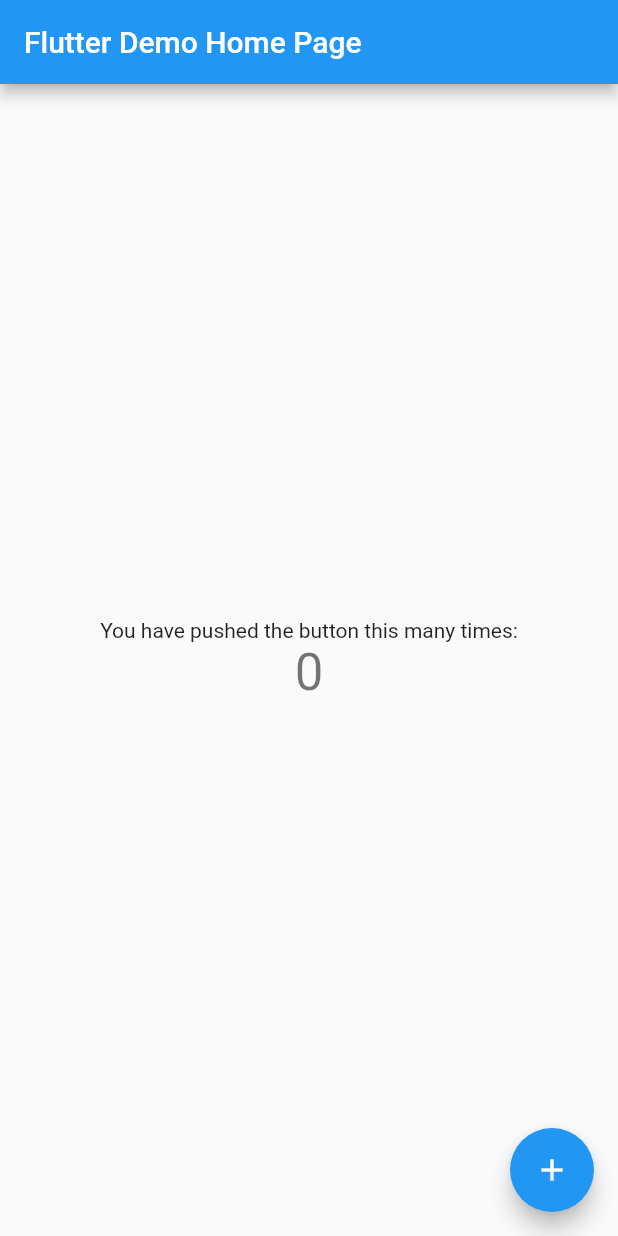
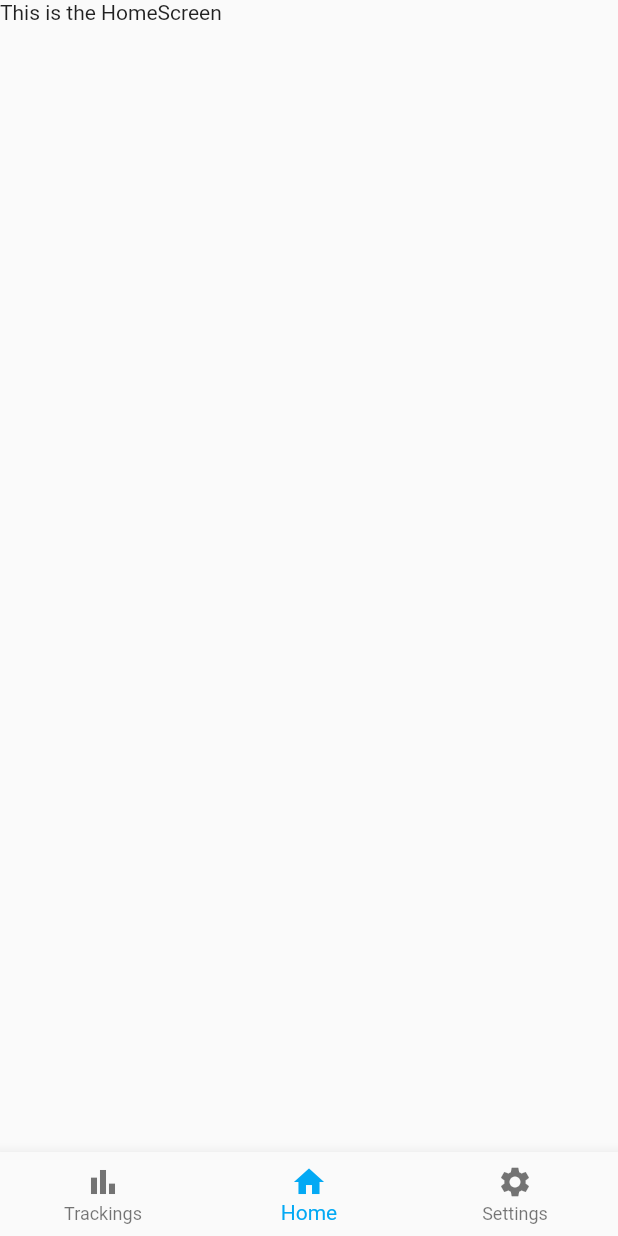
Before and after one commit to H-C-Orsted-Gym/Flutter-Breathalyzer, a Flutter app: the screen it shows after launch, on a phone screen of 412 x 824 dp. Run offline on Flutter 3.47's test engine with Material 2 defaults, Android fonts, the phone set to English and light mode, and no system bars.

Commit message:
Added starter template with bottomnavigation

```diff
--- /dev/null
+++ b/lib/components/BottomNavigation.dart
@@ -0,0 +1,50 @@
+import 'package:AlkometerApp/main.dart';
+import 'package:AlkometerApp/pages/HomeScreen.dart';
+import 'package:AlkometerApp/pages/SettingsScreen.dart';
+import 'package:AlkometerApp/pages/TrackingsScreen.dart';
+import 'package:flutter/material.dart';
+
+class BottomNavigationComponent extends StatelessWidget {
+  int currentPage;
+  BuildContext context;
+
+  BottomNavigationComponent({
+    @required this.currentPage,
+    @required this.context,
+  });
+
+  List<StatefulWidget> _screens = [
+    TrackingScreen(),
+    HomeScreen(),
+    SettingScreen(),
+  ];
+
+  void _onItemTapped(int index) {
+    Navigator.of(context).pushReplacement(
+      createRoute(_screens[index]),
+    );
+  }
+
+  @override
+  Widget build(BuildContext context) {
+    return BottomNavigationBar(
+      items: [
+        BottomNavigationBarItem(
+          icon: Icon(Icons.bar_chart),
+          label: 'Trackings',
+        ),
+        BottomNavigationBarItem(
+          icon: Icon(Icons.home),
+          label: 'Home',
+        ),
+        BottomNavigationBarItem(
+          icon: Icon(Icons.settings),
+          label: 'Settings',
+        ),
+      ],
+      currentIndex: this.currentPage,
+      selectedItemColor: Colors.lightBlue,
+      onTap: _onItemTapped,
+    );
+  }
+}
--- a/lib/main.dart
+++ b/lib/main.dart
@@ -1,117 +1,45 @@
+import 'package:AlkometerApp/pages/HomeScreen.dart';
 import 'package:flutter/material.dart';
 
-void main() {
-  runApp(MyApp());
+void main() async {
+  WidgetsFlutterBinding.ensureInitialized();
+
+  runApp(
+    new MaterialApp(
+      home: App(),
+    ),
+  );
 }
 
-class MyApp extends StatelessWidget {
-  // This widget is the root of your application.
-  @override
-  Widget build(BuildContext context) {
-    return MaterialApp(
-      title: 'Flutter Demo',
-      theme: ThemeData(
-        // This is the theme of your application.
-        //
-        // Try running your application with "flutter run". You'll see the
-        // application has a blue toolbar. Then, without quitting the app, try
-        // changing the primarySwatch below to Colors.green and then invoke
-        // "hot reload" (press "r" in the console where you ran "flutter run",
-        // or simply save your changes to "hot reload" in a Flutter IDE).
-        // Notice that the counter didn't reset back to zero; the application
-        // is not restarted.
-        primarySwatch: Colors.blue,
-        // This makes the visual density adapt to the platform that you run
-        // the app on. For desktop platforms, the controls will be smaller and
-        // closer together (more dense) than on mobile platforms.
-        visualDensity: VisualDensity.adaptivePlatformDensity,
-      ),
-      home: MyHomePage(title: 'Flutter Demo Home Page'),
-    );
-  }
+class App extends StatefulWidget {
+  _AppState createState() => _AppState();
 }
 
-class MyHomePage extends StatefulWidget {
-  MyHomePage({Key key, this.title}) : super(key: key);
-
-  // This widget is the home page of your application. It is stateful, meaning
-  // that it has a State object (defined below) that contains fields that affect
-  // how it looks.
-
-  // This class is the configuration for the state. It holds the values (in this
-  // case the title) provided by the parent (in this case the App widget) and
-  // used by the build method of the State. Fields in a Widget subclass are
-  // always marked "final".
-
-  final String title;
-
+class _AppState extends State<App> {
   @override
-  _MyHomePageState createState() => _MyHomePageState();
-}
-
-class _MyHomePageState extends State<MyHomePage> {
-  int _counter = 0;
-
-  void _incrementCounter() {
-    setState(() {
-      // This call to setState tells the Flutter framework that something has
-      // changed in this State, which causes it to rerun the build method below
-      // so that the display can reflect the updated values. If we changed
-      // _counter without calling setState(), then the build method would not be
-      // called again, and so nothing would appear to happen.
-      _counter++;
-    });
+  void initState() {
+    super.initState();
   }
 
   @override
   Widget build(BuildContext context) {
-    // This method is rerun every time setState is called, for instance as done
-    // by the _incrementCounter method above.
-    //
-    // The Flutter framework has been optimized to make rerunning build methods
-    // fast, so that you can just rebuild anything that needs updating rather
-    // than having to individually change instances of widgets.
-    return Scaffold(
-      appBar: AppBar(
-        // Here we take the value from the MyHomePage object that was created by
-        // the App.build method, and use it to set our appbar title.
-        title: Text(widget.title),
-      ),
-      body: Center(
-        // Center is a layout widget. It takes a single child and positions it
-        // in the middle of the parent.
-        child: Column(
-          // Column is also a layout widget. It takes a list of children and
-          // arranges them vertically. By default, it sizes itself to fit its
-          // children horizontally, and tries to be as tall as its parent.
-          //
-          // Invoke "debug painting" (press "p" in the console, choose the
-          // "Toggle Debug Paint" action from the Flutter Inspector in Android
-          // Studio, or the "Toggle Debug Paint" command in Visual Studio Code)
-          // to see the wireframe for each widget.
-          //
-          // Column has various properties to control how it sizes itself and
-          // how it positions its children. Here we use mainAxisAlignment to
-          // center the children vertically; the main axis here is the vertical
-          // axis because Columns are vertical (the cross axis would be
-          // horizontal).
-          mainAxisAlignment: MainAxisAlignment.center,
-          children: <Widget>[
-            Text(
-              'You have pushed the button this many times:',
-            ),
-            Text(
-              '$_counter',
-              style: Theme.of(context).textTheme.headline4,
-            ),
-          ],
-        ),
-      ),
-      floatingActionButton: FloatingActionButton(
-        onPressed: _incrementCounter,
-        tooltip: 'Increment',
-        child: Icon(Icons.add),
-      ), // This trailing comma makes auto-formatting nicer for build methods.
-    );
+    return HomeScreen();
   }
 }
+
+Route createRoute(page) {
+  return PageRouteBuilder(
+    pageBuilder: (context, animation, secondaryAnimation) => page,
+    transitionsBuilder: (context, animation, secondaryAnimation, child) {
+      return child;
+    },
+  );
+}
+
+void showMessage(
+    GlobalKey<ScaffoldState> inputScaffoldKey, String inputMessage) {
+  final snackBar = SnackBar(
+    content: Text(inputMessage),
+  );
+  inputScaffoldKey.currentState.showSnackBar(snackBar);
+}
--- /dev/null
+++ b/lib/pages/HomeScreen.dart
@@ -0,0 +1,30 @@
+import 'package:AlkometerApp/components/BottomNavigation.dart';
+import 'package:flutter/material.dart';
+
+class HomeScreen extends StatefulWidget {
+  HomeScreen({Key key}) : super(key: key);
+
+  @override
+  _HomeScreenState createState() => _HomeScreenState();
+}
+
+class _HomeScreenState extends State<HomeScreen> {
+  @override
+  Widget build(BuildContext context) {
+    return Scaffold(
+      bottomNavigationBar: BottomNavigationComponent(
+        currentPage: 1,
+        context: context,
+      ),
+      body: SafeArea(
+        child: Column(
+          children: [
+            Text(
+              "This is the HomeScreen",
+            ),
+          ],
+        ),
+      ),
+    );
+  }
+}
```
Also changed, not shown: lib/pages/SettingsScreen.dart (added, +30 -0 lines), lib/pages/TrackingsScreen.dart (added, +30 -0 lines), lib/pages/ConnectScreen.dart (added).
